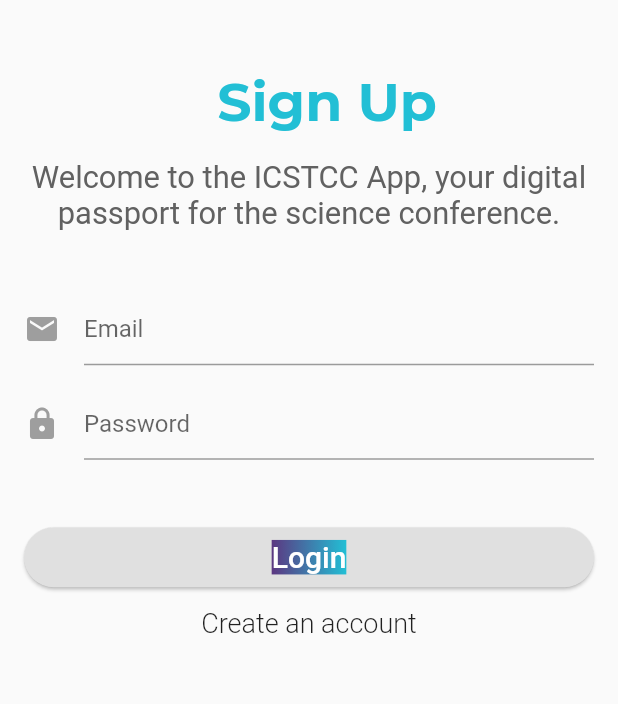
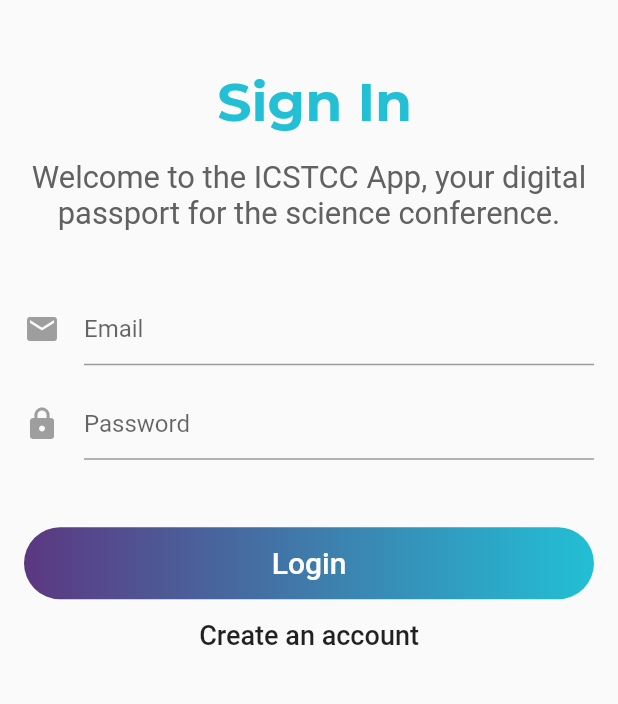
Before and after one commit to Hunterc321/licenta, a Flutter app: the screen it shows after launch, on a phone screen of 412 x 824 dp, the part 273-977 px from its top. Run offline on Flutter 3.47's test engine with Material 2 defaults, Android fonts, the phone set to English and light mode, and no system bars; our stand-ins replace cloud_firestore, firebase_auth, firebase_database, flutter_svg, splashscreen, timeline_tile; accounts and stored records are empty; project files that could hold a hidden picture were left out.

Commit message:
Adds login final

```diff
--- a/flutter_app/lib/pages/login_signup_page.dart
+++ b/flutter_app/lib/pages/login_signup_page.dart
@@ -201,7 +201,7 @@ class _LoginSignupPageState extends State<LoginSignupPage> {
 
   Widget showSignUp(BuildContext context)
   {
-    return Container(padding: EdgeInsets.only(left:MediaQuery.of(context).size.width/3.2,top:MediaQuery.of(context).size.height/18  ),child: Text(_isLoginForm ? 'Sign Up' : 'Sign In',style: TextStyle(fontFamily:'Montserrat',color:colorBlue,fontSize: MediaQuery.of(context).size.height/23,fontWeight: FontWeight.w800 )));
+    return Container(padding: EdgeInsets.only(left:MediaQuery.of(context).size.width/3.2,top:MediaQuery.of(context).size.height/18  ),child: Text(_isLoginForm ? 'Sign In' : 'Sign Up',style: TextStyle(fontFamily:'Montserrat',color:colorBlue,fontSize: MediaQuery.of(context).size.height/23,fontWeight: FontWeight.w800 )));
   }
 
   Widget showWelcomeText(BuildContext context)
@@ -253,29 +253,24 @@ class _LoginSignupPageState extends State<LoginSignupPage> {
   Widget showSecondaryButton() {
     return new FlatButton(
         child: new Text(
-            _isLoginForm ? 'Create an account' : 'Have an account? Sign in',
-            style: new TextStyle(fontSize: 18.0, fontWeight: FontWeight.w300)),
+            _isLoginForm ? 'Create an account' : 'Have an account? Sign In',
+            style: new TextStyle(fontSize: 18.0, fontWeight: FontWeight.w500)),
         onPressed: toggleFormMode);
   }
+
+
 
   Widget showPrimaryButton() {
     return new Padding(
         padding: EdgeInsets.fromLTRB(0.0, 45.0, 0.0, 0.0),
-        child: Container(
-
-          height: 40.0,
+        child: Container(decoration: BoxDecoration(gradient:LinearGradient(colors: [colorPink, colorBlue]),borderRadius: BorderRadius.circular(30.0) ),
 
 
-          child: new RaisedButton(
-            elevation: 1.0,
-            shape: new RoundedRectangleBorder(
-                borderRadius: new BorderRadius.circular(30.0)),
 
-            child: Container(decoration: BoxDecoration(
-                gradient: LinearGradient(colors: [colorPink, colorBlue])),
-              child: new Text(_isLoginForm ? 'Login' : 'Create account',
-                  style: new TextStyle(fontSize: 20.0, color: Colors.white)),
-            ),
+          child: new FlatButton(
+
+            child: new Text(_isLoginForm ? 'Login' : 'Create account',
+                style: new TextStyle(fontSize: 20.0, color: Colors.white)),
             onPressed: validateAndSubmit,
           ),
         ));
--- a/flutter_app/lib/services/authentication.dart
+++ b/flutter_app/lib/services/authentication.dart
@@ -22,7 +22,9 @@ class Auth implements BaseAuth {
     AuthResult result = await _firebaseAuth.signInWithEmailAndPassword(
         email: email, password: password);
     FirebaseUser user = result.user;
-    return user.uid;
+    if (user.isEmailVerified) return user.uid;
+    return null;
+
   }
 
   Future<String> signUp(String email, String password) async {
```
